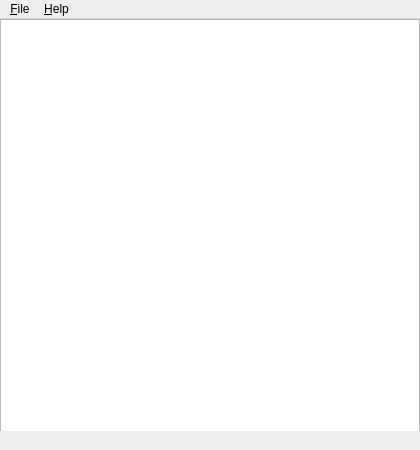
This is graphic.ui in Javieracost/game_of_life as Qt 5 draws it before an edit. The edited form follows.
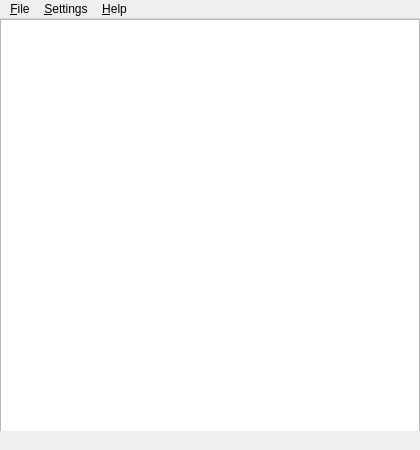
This is the edited form.

Commit message:
Added the Settings dialog, to adjust board preferences.
VERY little of its functionality implemented so far

The edit to the form file:
```diff
--- a/graphic.ui
+++ b/graphic.ui
@@ -67,7 +67,17 @@
     </property>
     <addaction name="actionAbout"/>
    </widget>
+   <widget class="QMenu" name="menuSettings">
+    <property name="toolTip">
+     <string>Board Preferences</string>
+    </property>
+    <property name="title">
+     <string>&amp;Settings</string>
+    </property>
+    <addaction name="actionEdit"/>
+   </widget>
    <addaction name="menuFile"/>
+   <addaction name="menuSettings"/>
    <addaction name="menuHelp"/>
   </widget>
   <widget class="QStatusBar" name="statusBar">
```
Left out of the diff: 5 changed lines with no effect on the pictures. The commit also changes 2 other files.
